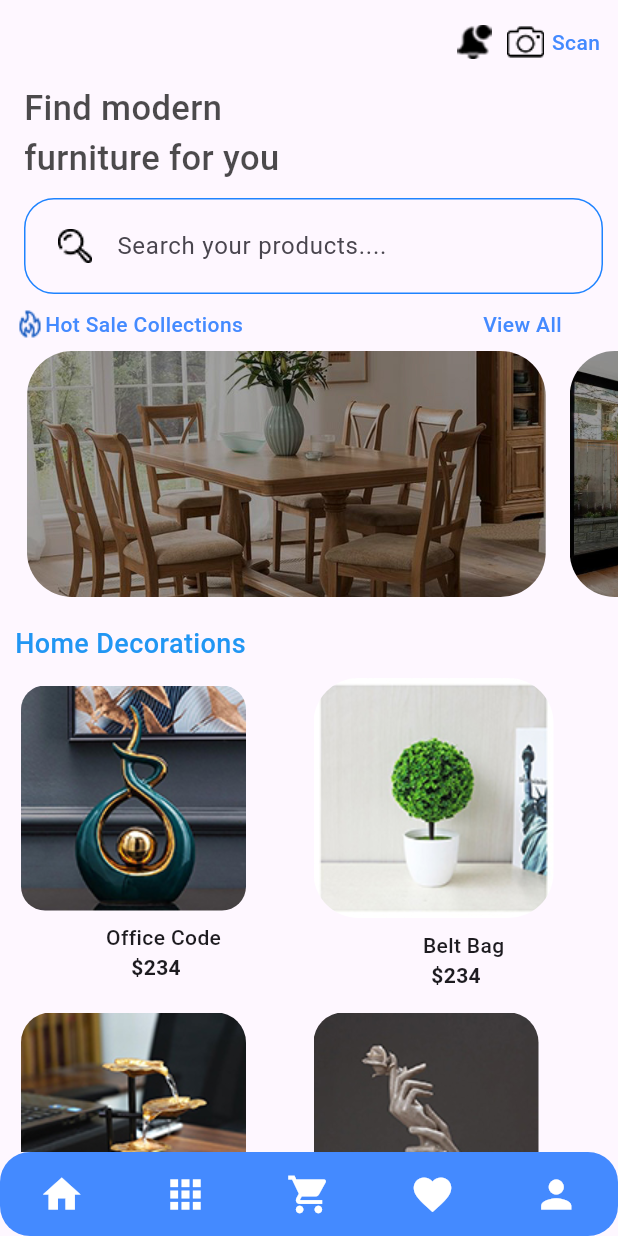
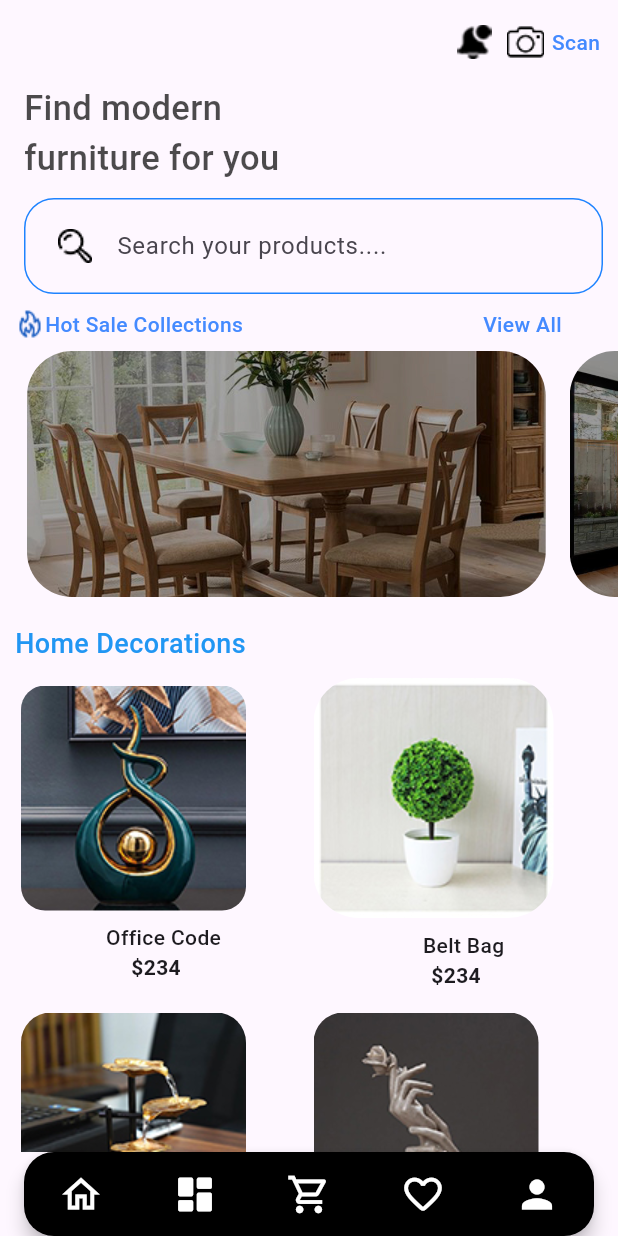
Before and after one commit to Tosin8/ktea, a Flutter app: the NavBarApp screen opened directly, on a phone screen of 412 x 824 dp. Run offline on Flutter 3.47's test engine with Material 3 defaults, Android fonts, the phone set to English and light mode, and no system bars; drawn by our look-alikes of custom_navigation_bar; our stand-ins replace animate_do, firebase_auth, firebase_core, get; accounts and stored records are empty.

Commit message:
Update nav_bar.dart

```diff
--- a/lib/components/nav_bar.dart
+++ b/lib/components/nav_bar.dart
@@ -37,8 +37,10 @@ class _NavBarAppState extends State<NavBarApp> {
     // ];
 
     final items = [
-      CustomNavigationBarItem(icon: Icon(Icons.home, size: 30, color: Colors.white)),
-      CustomNavigationBarItem(icon: Icon(Icons.apps, size: 30, color: Colors.white)), CustomNavigationBarItem(icon: Icon(Icons.shopping_cart, size: 30, color: Colors.white)), CustomNavigationBarItem(icon: Icon(Icons.favorite, size: 30, color: Colors.white)), CustomNavigationBarItem(icon: Icon(Icons.person, size: 30, color: Colors.white)),
+      CustomNavigationBarItem(icon: const Icon(Icons.home_outlined, size: 30, color: Colors.white,)),
+      CustomNavigationBarItem(icon: const Icon(Icons.dashboard_rounded, size: 30, color: Colors.white)),
+       CustomNavigationBarItem(icon: const Icon(Icons.shopping_cart_outlined, size: 30, color: Colors.white, )),
+        CustomNavigationBarItem(icon: const Icon(Icons.favorite_outline_rounded, size: 30, color: Colors.white)), CustomNavigationBarItem(icon: const Icon(Icons.person, size: 30, color: Colors.white)),
     ];
 
 
@@ -56,11 +58,13 @@ class _NavBarAppState extends State<NavBarApp> {
         bottomNavigationBar: CustomNavigationBar(
          // key: navigationKey,
           //color: Colors.blue,
-          backgroundColor: Colors.blueAccent,
-          elevation: 0,
-          selectedColor: Colors.blueAccent,
-          borderRadius: Radius.circular(20),
-          unSelectedColor: Colors.grey,
+          backgroundColor: Colors.black,
+          isFloating: true,
+          elevation: 5,
+          selectedColor: const Color(0xff040307),
+          borderRadius: const Radius.circular(20),
+          strokeColor: Colors.blue,
+          unSelectedColor: Colors.blueAccent,
           currentIndex: currentindex,
          // buttonBackgroundColor: Colors.orangeAccent,
          // height: 60,
```
